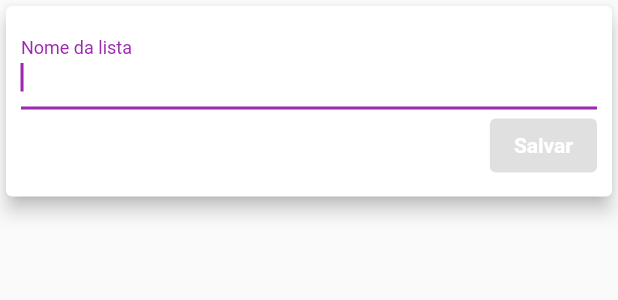
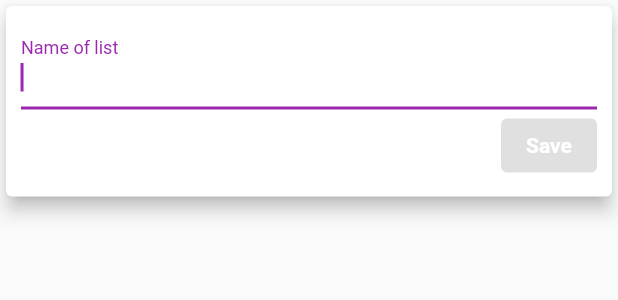
Before and after one commit to DiegoAmancio/Shopping_Carts, a Flutter app: the ListFormPopup widget shown alone on an empty page, opened directly with empty values, on a phone screen of 412 x 824 dp. Shown: the top 300 px of the screen. Run offline on Flutter 3.47's test engine with Material 2 defaults, Android fonts, the phone set to English and light mode, and no system bars; our stand-ins replace get, sqflite; accounts and stored records are empty; Roboto replaces fonts that are missing (QuickSand).

Commit message:
feature: i18n

```diff
--- a/lib/atoms/list_form_popup.dart
+++ b/lib/atoms/list_form_popup.dart
@@ -1,4 +1,5 @@
 import 'package:flutter/material.dart';
+import 'package:get/get.dart';
 
 import '../class/list_tab_item.dart';
 import '../utils/validations.dart';
@@ -44,7 +45,7 @@ class _ListFormPopupState extends State<ListFormPopup> {
             ),
             child: Column(children: [
               TextFormField(
-                decoration: const InputDecoration(labelText: 'Nome da lista'),
+                decoration: InputDecoration(labelText: 'name_of_list'.tr),
                 textInputAction: TextInputAction.next,
                 controller: _titleController,
                 autofocus: true,
@@ -63,7 +64,7 @@ class _ListFormPopupState extends State<ListFormPopup> {
                         ? null
                         : _submitForm,
                     child: Text(
-                      'Salvar',
+                      'save'.tr,
                       style: TextStyle(
                         color: Theme.of(context).textTheme.labelLarge?.color,
                       ),
--- a/lib/atoms/product.dart
+++ b/lib/atoms/product.dart
@@ -1,4 +1,5 @@
 import 'package:flutter/material.dart';
+import 'package:get/get.dart';
 import 'package:intl/intl.dart';
 import 'package:shopping_list/class/product.dart';
 
@@ -29,8 +30,8 @@ class ProductCard extends StatelessWidget {
     final total = _formatCurrency(product.unitPrice * product.quantity);
     final unitPrice = _formatCurrency(product.unitPrice);
     final productQuantity = _formatProductQuantity();
-
-    return '  $productQuantity x $unitPrice Total: $total';
+    final totalLabel = 'total'.tr;
+    return '  $productQuantity x $unitPrice $totalLabel: $total';
   }
 
   String _formatCurrency(double amount) {
--- a/lib/atoms/product_popup.dart
+++ b/lib/atoms/product_popup.dart
@@ -1,5 +1,6 @@
 import 'package:flutter/material.dart';
 import 'package:flutter/services.dart';
+import 'package:get/get.dart';
 
 import '../class/currency.dart';
 import '../class/product.dart';
@@ -73,7 +74,7 @@ class _ProductPopupState extends State<ProductPopup> {
             keyboardDismissBehavior: ScrollViewKeyboardDismissBehavior.onDrag,
             children: [
               TextFormField(
-                decoration: const InputDecoration(labelText: 'Nome do produto'),
+                decoration: InputDecoration(labelText: 'product_name'.tr),
                 textInputAction: TextInputAction.next,
                 controller: _nameController,
                 validator: (value) {
@@ -85,7 +86,7 @@ class _ProductPopupState extends State<ProductPopup> {
                 autofocus: true,
               ),
               TextFormField(
-                decoration: const InputDecoration(labelText: 'Quantidade'),
+                decoration: InputDecoration(labelText: 'quantity'.tr),
                 textInputAction: TextInputAction.next,
                 controller: _quantityController,
                 keyboardType: TextInputType.number,
@@ -101,8 +102,7 @@ class _ProductPopupState extends State<ProductPopup> {
                 },
               ),
               TextFormField(
-                decoration:
-                    const InputDecoration(labelText: 'Preço por unidade'),
+                decoration: InputDecoration(labelText: 'price_per_unity'.tr),
                 textInputAction: TextInputAction.next,
                 controller: _unitPriceController,
                 inputFormatters: [
@@ -126,7 +126,7 @@ class _ProductPopupState extends State<ProductPopup> {
                       }
                     },
                     child: Text(
-                      'Salvar',
+                      'save'.tr,
                       style: TextStyle(
                         color: Theme.of(context).textTheme.labelLarge?.color,
                       ),
--- /dev/null
+++ b/lib/class/translations.dart
@@ -0,0 +1,33 @@
+import 'package:get/get.dart';
+
+class AppTranslations extends Translations {
+  @override
+  Map<String, Map<String, String>> get keys => {
+        'en_US': {
+          'total': 'Total',
+          'in_the_cart': 'In the cart',
+          'lists': 'lists',
+          'name_of_list': 'Name of list',
+          'save': 'Save',
+          'out_of_cart': 'Out of cart',
+          'product_name': 'Product name',
+          'quantity': 'Quantity',
+          'price_per_unity': 'Price per unity',
+          'edit': 'Edit',
+          'remove': 'Remove'
+        },
+        'pt_BR': {
+          'total': 'Total',
+          'in_the_cart': 'No carrinho',
+          'lists': 'listas',
+          'name_of_list': 'Nome da lista',
+          'salvar': 'Salvar',
+          'out_of_cart': 'Fora do carrinho',
+          'product_name': 'Nome do produto',
+          'quantity': 'Quantidade',
+          'price_per_unity': 'Preço por unidade',
+          'edit': 'Editar',
+          'remove': 'Remover'
+        }
+      };
+}
--- a/lib/main.dart
+++ b/lib/main.dart
@@ -3,6 +3,7 @@ import 'package:get/get.dart';
 import 'package:shopping_list/pages/home.dart';
 import 'package:shopping_list/pages/cart.dart';
 
+import 'class/translations.dart';
 import 'controller/cart.controller.dart';
 import 'controller/product.controller.dart';
 
@@ -26,6 +27,9 @@ class MyApp extends StatelessWidget {
         Get.lazyPut(() => ProductsController());
       }),
       title: 'Flutter Demo',
+      locale: Get.deviceLocale,
+      fallbackLocale: const Locale('en', 'US'),
+      translations: AppTranslations(),
       theme: tema.copyWith(
         colorScheme: tema.colorScheme.copyWith(
             primary: Colors.purple,
--- a/lib/pages/home.dart
+++ b/lib/pages/home.dart
@@ -81,7 +81,7 @@ class HomeScreen extends StatelessWidget {
                   const SizedBox(
                     height: 10,
                   ),
-                  const Text('Listas', style: TextStyle(fontSize: 18)),
+                  Text('lists'.tr, style: const TextStyle(fontSize: 18)),
                   const SizedBox(
                     height: 10,
                   ),
```
Also changed, not shown: lib/atoms/list_nutshell.dart (+5 -4 lines), lib/atoms/popup_card_menu.dart (+5 -4 lines), lib/pages/cart.dart (+8 -8 lines).
